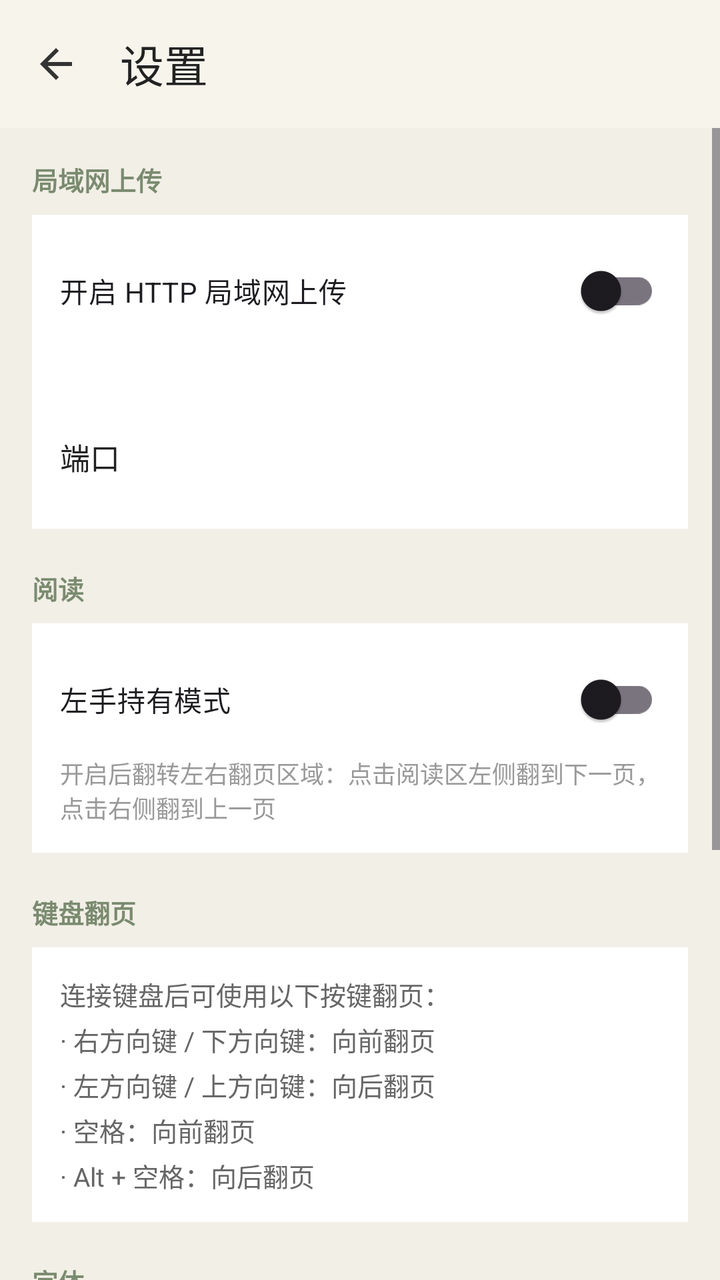
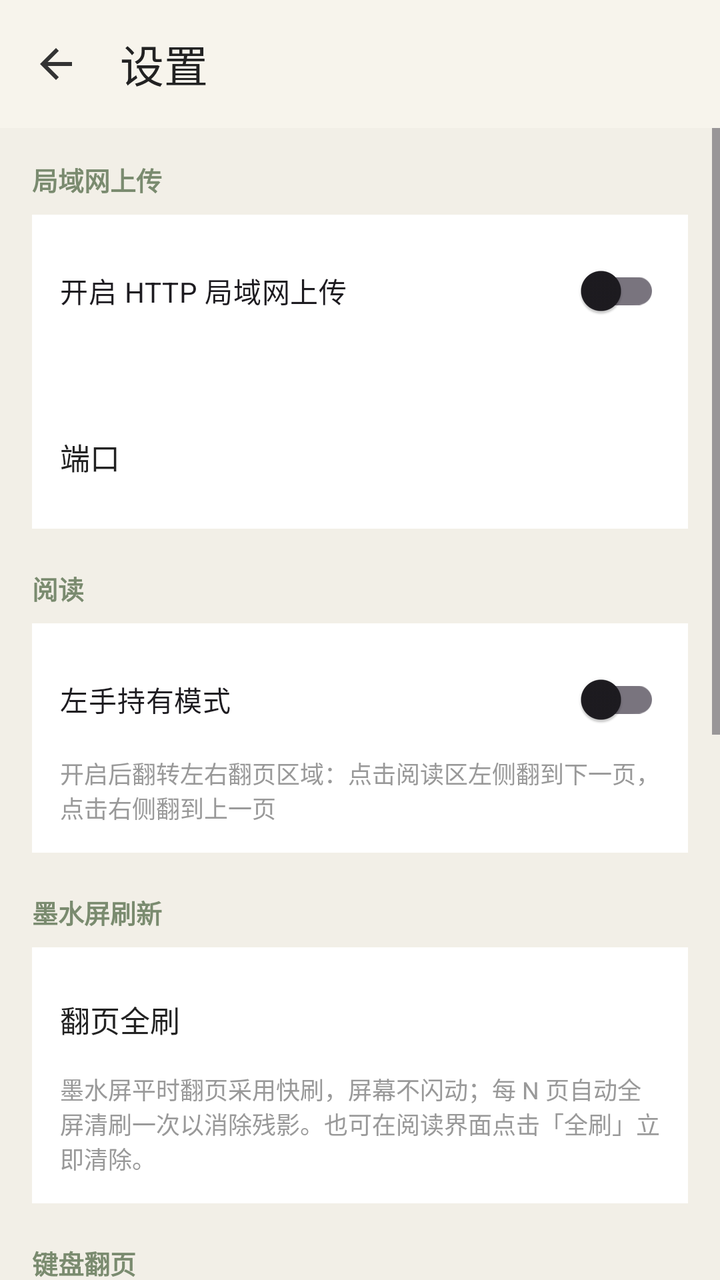

Compare the two renders of this Android layout. The source of the first and the diff that turns it into the second are given below.
<!-- AndroidManifest.xml: application theme Theme.EbookReader -->
<!-- res/layout/activity_settings.xml -->
<?xml version="1.0" encoding="utf-8"?>
<LinearLayout xmlns:android="http://schemas.android.com/apk/res/android"
    xmlns:app="http://schemas.android.com/apk/res-auto"
    android:layout_width="match_parent"
    android:layout_height="match_parent"
    android:background="#F2EFE7"
    android:orientation="vertical">

    <androidx.appcompat.widget.Toolbar
        android:id="@+id/toolbar"
        android:layout_width="match_parent"
        android:layout_height="?attr/actionBarSize"
        android:background="#F7F4EC"
        app:navigationIcon="@drawable/ic_back"
        app:title="@string/settings"
        app:titleTextColor="#222222" />

    <ScrollView
        android:layout_width="match_parent"
        android:layout_height="match_parent">

        <LinearLayout
            android:layout_width="match_parent"
            android:layout_height="wrap_content"
            android:orientation="vertical"
            android:padding="16dp">

            
            <TextView
                android:layout_width="wrap_content"
                android:layout_height="wrap_content"
                android:text="@string/settings_http_section"
                android:textColor="#7A8B6F"
                android:textSize="13sp"
                android:textStyle="bold" />

            <LinearLayout
                android:layout_width="match_parent"
                android:layout_height="wrap_content"
                android:layout_marginTop="8dp"
                android:background="#FFFFFF"
                android:orientation="vertical"
                android:padding="14dp">

                <com.google.android.material.switchmaterial.SwitchMaterial
                    android:id="@+id/switchHttp"
                    android:layout_width="match_parent"
                    android:layout_height="wrap_content"
                    android:text="@string/settings_http_enable" />

                <TextView
                    android:id="@+id/txtHttpAddress"
                    android:layout_width="match_parent"
                    android:layout_height="wrap_content"
                    android:layout_marginTop="6dp"
                    android:textColor="#666666"
                    android:textSize="14sp"
                    android:textIsSelectable="true" />

                <LinearLayout
                    android:id="@+id/rowPort"
                    android:layout_width="match_parent"
                    android:layout_height="wrap_content"
                    android:layout_marginTop="12dp"
                    android:background="?attr/selectableItemBackground"
                    android:gravity="center_vertical"
                    android:minHeight="44dp"
                    android:orientation="horizontal">

                    <TextView
                        android:layout_width="0dp"
                        android:layout_height="wrap_content"
                        android:layout_weight="1"
                        android:text="@string/settings_http_port"
                        android:textColor="#222222"
                        android:textSize="15sp" />

                    <TextView
                        android:id="@+id/txtPort"
                        android:layout_width="wrap_content"
                        android:layout_height="wrap_content"
                        android:textColor="#888888"
                        android:textSize="15sp" />
                </LinearLayout>
            </LinearLayout>

            
            <TextView
                android:layout_width="wrap_content"
                android:layout_height="wrap_content"
                android:layout_marginTop="20dp"
                android:text="@string/settings_reading_section"
                android:textColor="#7A8B6F"
                android:textSize="13sp"
                android:textStyle="bold" />

            <LinearLayout
                android:layout_width="match_parent"
                android:layout_height="wrap_content"
                android:layout_marginTop="8dp"
                android:background="#FFFFFF"
                android:orientation="vertical"
                android:padding="14dp">

                <com.google.android.material.switchmaterial.SwitchMaterial
                    android:id="@+id/switchLeftHand"
                    android:layout_width="match_parent"
                    android:layout_height="wrap_content"
                    android:text="@string/settings_left_hand_mode" />

                <TextView
                    android:layout_width="match_parent"
                    android:layout_height="wrap_content"
                    android:layout_marginTop="4dp"
                    android:text="@string/settings_left_hand_mode_hint"
                    android:textColor="#999999"
                    android:textSize="12sp" />
            </LinearLayout>

            
            <TextView
                android:layout_width="wrap_content"
                android:layout_height="wrap_content"
                android:layout_marginTop="20dp"
                android:text="@string/settings_keyboard_section"
                android:textColor="#7A8B6F"
                android:textSize="13sp"
                android:textStyle="bold" />

            <LinearLayout
                android:layout_width="match_parent"
                android:layout_height="wrap_content"
                android:layout_marginTop="8dp"
                android:background="#FFFFFF"
                android:orientation="vertical"
                android:padding="14dp">

                <TextView
                    android:id="@+id/txtKeyboardHint"
                    android:layout_width="match_parent"
                    android:layout_height="wrap_content"
                    android:lineSpacingExtra="4dp"
                    android:text="@string/settings_keyboard_hint"
                    android:textColor="#666666"
                    android:textSize="13sp" />
            </LinearLayout>

            
            <TextView
                android:layout_width="wrap_content"
                android:layout_height="wrap_content"
                android:layout_marginTop="20dp"
                android:text="@string/settings_font_section"
                android:textColor="#7A8B6F"
                android:textSize="13sp"
                android:textStyle="bold" />

            <LinearLayout
                android:layout_width="match_parent"
                android:layout_height="wrap_content"
                android:layout_marginTop="8dp"
                android:background="#FFFFFF"
                android:orientation="vertical"
                android:padding="14dp">

                <TextView
                    android:id="@+id/btnFontDownload"
                    android:layout_width="match_parent"
                    android:layout_height="wrap_content"
                    android:background="?attr/selectableItemBackground"
                    android:minHeight="44dp"
                    android:gravity="center_vertical"
                    android:text="@string/settings_font_download"
                    android:textColor="#222222"
                    android:textSize="15sp" />

                <TextView
                    android:id="@+id/btnFontImport"
                    android:layout_width="match_parent"
                    android:layout_height="wrap_content"
                    android:background="?attr/selectableItemBackground"
                    android:minHeight="44dp"
                    android:gravity="center_vertical"
                    android:text="@string/settings_font_import"
                    android:textColor="#222222"
                    android:textSize="15sp" />

                <TextView
                    android:id="@+id/txtFontCount"
                    android:layout_width="match_parent"
                    android:layout_height="wrap_content"
                    android:layout_marginTop="6dp"
                    android:textColor="#999999"
                    android:textSize="13sp" />
            </LinearLayout>

            
            <TextView
                android:layout_width="wrap_content"
                android:layout_height="wrap_content"
                android:layout_marginTop="20dp"
                android:text="@string/settings_stats_section"
                android:textColor="#7A8B6F"
                android:textSize="13sp"
                android:textStyle="bold" />

            <LinearLayout
                android:layout_width="match_parent"
                android:layout_height="wrap_content"
                android:layout_marginTop="8dp"
                android:background="#FFFFFF"
                android:orientation="vertical"
                android:padding="14dp">

                <TextView
                    android:id="@+id/txtStatsSummary"
                    android:layout_width="match_parent"
                    android:layout_height="wrap_content"
                    android:lineSpacingExtra="4dp"
                    android:textColor="#333333"
                    android:textSize="14sp" />

                <TextView
                    android:layout_width="match_parent"
                    android:layout_height="wrap_content"
                    android:layout_marginTop="12dp"
                    android:text="@string/settings_stats_recent"
                    android:textColor="#7A8B6F"
                    android:textSize="13sp" />

                <LinearLayout
                    android:id="@+id/statsRecentContainer"
                    android:layout_width="match_parent"
                    android:layout_height="wrap_content"
                    android:layout_marginTop="6dp"
                    android:orientation="vertical" />

                <TextView
                    android:layout_width="match_parent"
                    android:layout_height="wrap_content"
                    android:layout_marginTop="12dp"
                    android:text="@string/settings_stats_top"
                    android:textColor="#7A8B6F"
                    android:textSize="13sp" />

                <LinearLayout
                    android:id="@+id/statsTopContainer"
                    android:layout_width="match_parent"
                    android:layout_height="wrap_content"
                    android:layout_marginTop="6dp"
                    android:orientation="vertical" />
            </LinearLayout>
        </LinearLayout>
    </ScrollView>
</LinearLayout>
<!-- resources referenced by this layout -->
<resources>
  <!-- drawable ic_back (drawable) -->
  <vector xmlns:android="http://schemas.android.com/apk/res/android"
      android:width="24dp"
      android:height="24dp"
      android:viewportWidth="24"
      android:viewportHeight="24"
      android:tint="#333333">
      <path
          android:fillColor="#FF000000"
          android:pathData="M20,11H7.83l5.59,-5.59L12,4l-8,8 8,8 1.41,-1.41L7.83,13H20v-2z" />
  </vector>
  <string name="settings">设置</string>
  <string name="settings_font_download">下载字体</string>
  <string name="settings_font_import">导入本地字体</string>
  <string name="settings_font_section">字体</string>
  <string name="settings_http_enable">开启 HTTP 局域网上传</string>
  <string name="settings_http_port">端口</string>
  <string name="settings_http_section">局域网上传</string>
  <string name="settings_keyboard_hint">连接键盘后可使用以下按键翻页：\n· 右方向键 / 下方向键：向前翻页\n· 左方向键 / 上方向键：向后翻页\n· 空格：向前翻页\n· Alt + 空格：向后翻页</string>
  <string name="settings_keyboard_section">键盘翻页</string>
  <string name="settings_left_hand_mode">左手持有模式</string>
  <string name="settings_left_hand_mode_hint">开启后翻转左右翻页区域：点击阅读区左侧翻到下一页，点击右侧翻到上一页</string>
  <string name="settings_reading_section">阅读</string>
  <string name="settings_stats_recent">最近阅读</string>
  <string name="settings_stats_section">阅读统计</string>
  <string name="settings_stats_top">读得最多的书</string>
  <style name="Theme.EbookReader" parent="Theme.Material3.Light.NoActionBar">
          <item name="colorPrimary">@color/primary</item>
          <item name="colorPrimaryDark">@color/primary_dark</item>
          <item name="colorOnPrimary">@color/white</item>
          <item name="colorSurface">@color/bar</item>
          <item name="android:windowBackground">@color/paper</item>
          <item name="android:windowAnimationStyle">@null</item>
          <item name="android:windowContentTransitions">false</item>
          <item name="android:windowActivityTransitions">false</item>
          <item name="popupTheme">@style/ThemeOverlay.Material3.Light</item>
          <item name="android:statusBarColor" tools:targetApi="l">@color/bar</item>
      </style>
  <color name="primary">#7A8B6F</color>
  <color name="primary_dark">#5E6E54</color>
  <color name="white">#FFFFFF</color>
  <color name="bar">#F7F4EC</color>
  <color name="paper">#F5F1E6</color>
</resources>

<!-- the commit's change to res/layout/activity_settings.xml (unified diff, before → after) -->
@@ -122,6 +122,58 @@
                 android:layout_width="wrap_content"
                 android:layout_height="wrap_content"
                 android:layout_marginTop="20dp"
+                android:text="@string/settings_refresh_section"
+                android:textColor="#7A8B6F"
+                android:textSize="13sp"
+                android:textStyle="bold" />
+
+            <LinearLayout
+                android:layout_width="match_parent"
+                android:layout_height="wrap_content"
+                android:layout_marginTop="8dp"
+                android:background="#FFFFFF"
+                android:orientation="vertical"
+                android:padding="14dp">
+
+                <LinearLayout
+                    android:id="@+id/rowRefreshInterval"
+                    android:layout_width="match_parent"
+                    android:layout_height="wrap_content"
+                    android:background="?attr/selectableItemBackground"
+                    android:gravity="center_vertical"
+                    android:minHeight="44dp"
+                    android:orientation="horizontal">
+
+                    <TextView
+                        android:layout_width="0dp"
+                        android:layout_height="wrap_content"
+                        android:layout_weight="1"
+                        android:text="@string/settings_refresh_interval"
+                        android:textColor="#222222"
+                        android:textSize="15sp" />
+
+                    <TextView
+                        android:id="@+id/txtRefreshInterval"
+                        android:layout_width="wrap_content"
+                        android:layout_height="wrap_content"
+                        android:textColor="#888888"
+                        android:textSize="15sp" />
+                </LinearLayout>
+
+                <TextView
+                    android:layout_width="match_parent"
+                    android:layout_height="wrap_content"
+                    android:layout_marginTop="4dp"
+                    android:text="@string/settings_refresh_hint"
+                    android:textColor="#999999"
+                    android:textSize="12sp" />
+            </LinearLayout>
+
+            
+            <TextView
+                android:layout_width="wrap_content"
+                android:layout_height="wrap_content"
+                android:layout_marginTop="20dp"
                 android:text="@string/settings_keyboard_section"
                 android:textColor="#7A8B6F"
                 android:textSize="13sp"
<!-- resource entries referenced after the edit -->
@@ -23,6 +23,9 @@
   <string name="settings_left_hand_mode">左手持有模式</string>
   <string name="settings_left_hand_mode_hint">开启后翻转左右翻页区域：点击阅读区左侧翻到下一页，点击右侧翻到上一页</string>
   <string name="settings_reading_section">阅读</string>
+  <string name="settings_refresh_hint">墨水屏平时翻页采用快刷，屏幕不闪动；每 N 页自动全屏清刷一次以消除残影。也可在阅读界面点击「全刷」立即清除。</string>
+  <string name="settings_refresh_interval">翻页全刷</string>
+  <string name="settings_refresh_section">墨水屏刷新</string>
   <string name="settings_stats_recent">最近阅读</string>
   <string name="settings_stats_section">阅读统计</string>
   <string name="settings_stats_top">读得最多的书</string>
